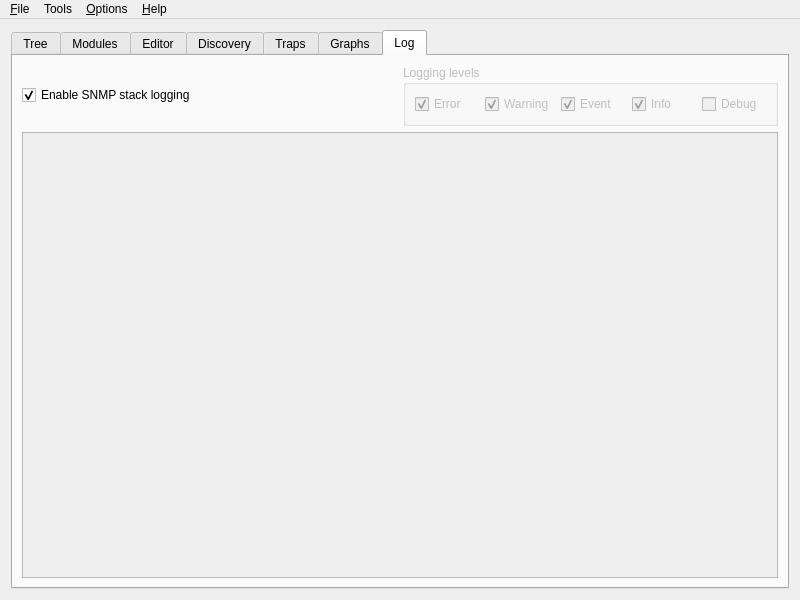
Above: src/mainw.ui from verrio/snmpb before the change. Below: the same form after it.
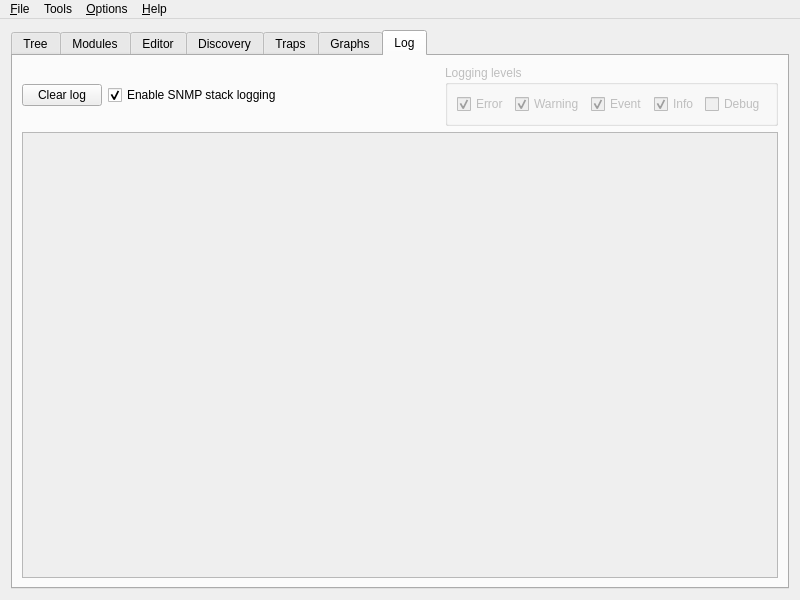
That is the form after the change. The open tabs and pages were chosen to show the change. Icons and pictures are not drawn. Custom widgets are drawn as their Qt base class.

Commit message: changed labels; add clear log button

What changed in the file:
```diff
--- a/src/mainw.ui
+++ b/src/mainw.ui
@@ -1400,6 +1400,19 @@
           <property name="margin">
            <number>0</number>
           </property>
+          <item column="2">
+           <widget class="QPushButton" name="ClearLog">
+            <property name="sizePolicy">
+             <sizepolicy hsizetype="Fixed" vsizetype="Fixed">
+              <horstretch>0</horstretch>
+              <verstretch>0</verstretch>
+             </sizepolicy>
+            </property>
+            <property name="text">
+             <string>Clear log</string>
+            </property>
+           </widget>
+          </item>
           <item>
            <widget class="QCheckBox" name="LogEnable">
             <property name="text">
```
The commit also changes 3 other files.
